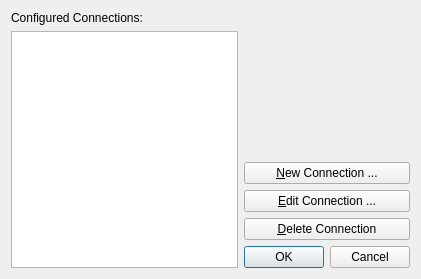
The window that skeleton/manageServersDialog.ui (Wolframe/qtClient) describes before a commit, drawn with Qt 5.
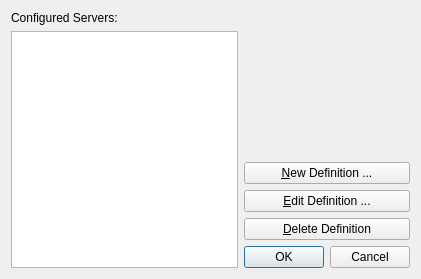
The same window after the commit. Icons and pictures are not drawn.

```diff
--- a/skeleton/manageServersDialog.ui
+++ b/skeleton/manageServersDialog.ui
@@ -29,7 +29,7 @@
      <item>
       <widget class="QLabel" name="connectionLbl">
        <property name="text">
-        <string>Configured Connections:</string>
+        <string>Configured Servers:</string>
        </property>
       </widget>
      </item>
@@ -76,21 +76,21 @@
      <item>
       <widget class="QPushButton" name="newConnBttn">
        <property name="text">
-        <string>&amp;New Connection ...</string>
+        <string>&amp;New Definition ...</string>
        </property>
       </widget>
      </item>
      <item>
       <widget class="QPushButton" name="editConBttn">
        <property name="text">
-        <string>&amp;Edit Connection ...</string>
+        <string>&amp;Edit Definition ...</string>
        </property>
       </widget>
      </item>
      <item>
       <widget class="QPushButton" name="delConnBttn">
        <property name="text">
-        <string>&amp;Delete Connection</string>
+        <string>&amp;Delete Definition</string>
        </property>
       </widget>
      </item>
```
Left out of the diff: 22 changed lines with no effect on the pictures.
